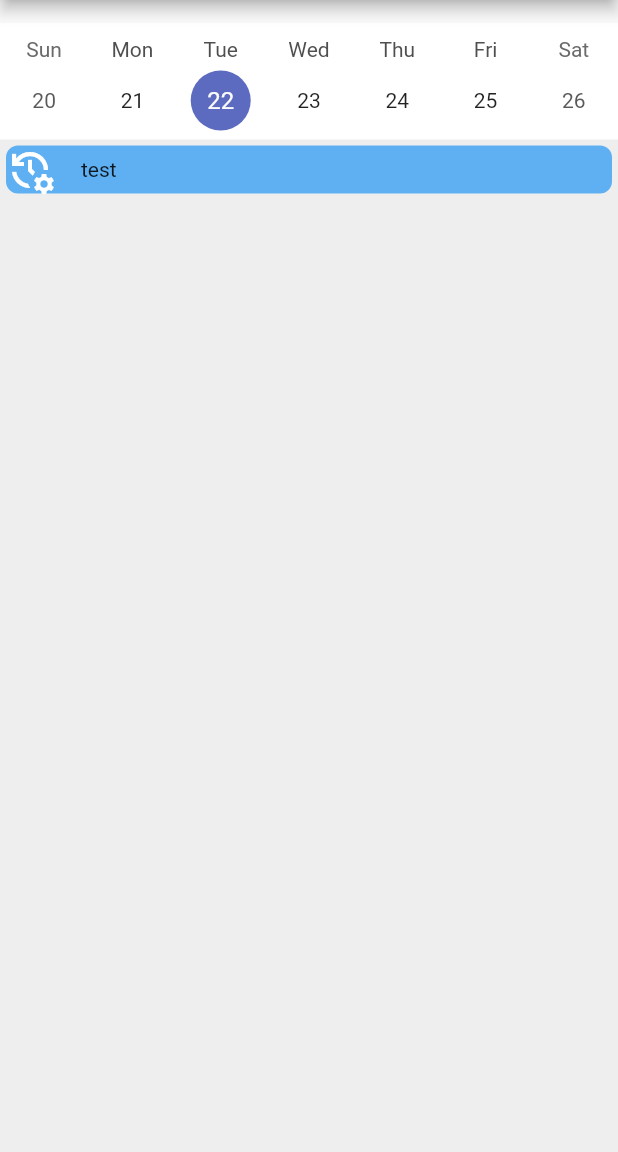
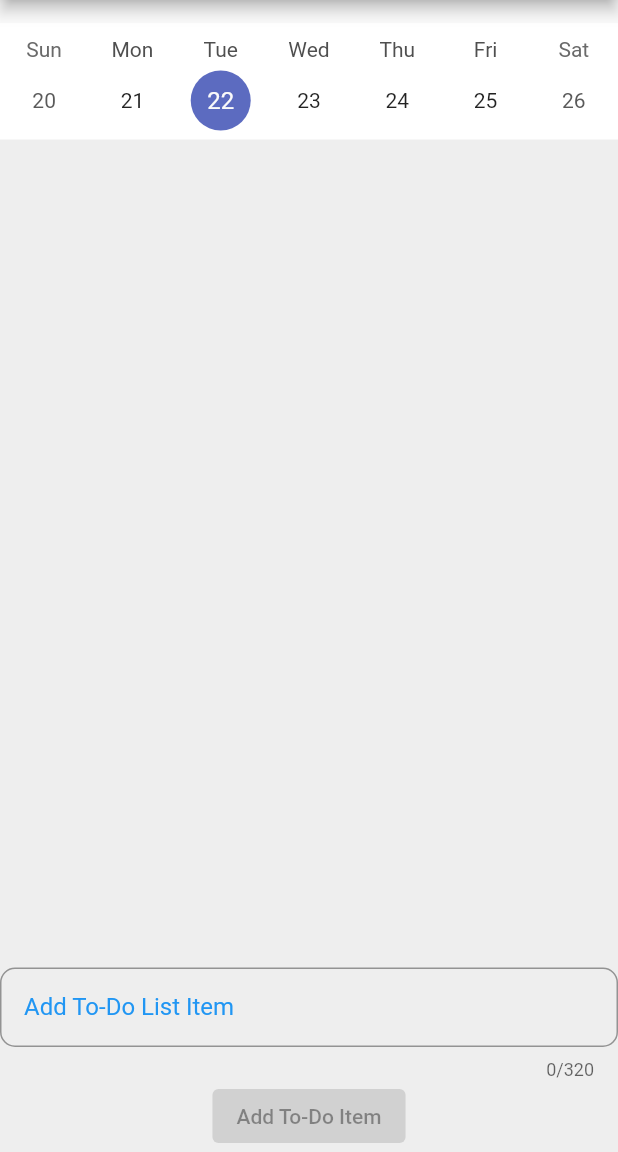
Before and after one commit to Innercord829/Rdp-todo-list-v1, a Flutter app: the screen it shows after launch, on a phone screen of 412 x 824 dp, the part 84-1236 px from its top. Run offline on Flutter 3.47's test engine with Material 2 defaults, Android fonts, the phone set to English and light mode, and no system bars; drawn by our look-alikes of table_calendar.

Commit message:
todolist v1

```diff
--- a/lib/screens/my_home_page.dart
+++ b/lib/screens/my_home_page.dart
@@ -13,13 +13,23 @@ class MyHomePage extends StatefulWidget {
 
 class _MyHomePageState extends State<MyHomePage> {
 
+
+  //table_calendar config
   CalendarFormat _calendarFormat = CalendarFormat.week;
   DateTime _focusDay = DateTime.now();
   DateTime _selectedDay = DateTime.now();
 
-  final List<String> tasks = <String>['test'];
+  final List<String> tasks = <String>[];
+  final List<bool> checkboxes = List.generate(8, (index) => false);
 
-  final List<bool> checkboxes = List.generate(8, (index) => false);
+  //removes keyboard after enter, or lost focus on text field
+  FocusNode _textFieldFocusNode = FocusNode();
+
+  TextEditingController nameController = TextEditingController();
+
+
+
+
 
 
 
@@ -97,6 +107,36 @@ class _MyHomePageState extends State<MyHomePage> {
                   },
                 )
               ),
+              Row(
+                children: [
+                  Expanded(
+                    child: Container(
+                      child: TextField(
+                        controller: nameController,
+                        focusNode: _textFieldFocusNode,
+                        style: TextStyle(fontSize: 18),
+                        maxLength: 320,
+                        decoration: InputDecoration(
+                          contentPadding: EdgeInsets.all(16),
+                          border: OutlineInputBorder(
+                            borderRadius: BorderRadius.circular(10),
+                          ),
+                          labelText: 'Add To-Do List Item',
+                          labelStyle: TextStyle(
+                            fontSize: 16,
+                            color: Colors.blue,
+                          ),
+                          hintText: 'Enter you tasks here'
+                        ),
+                      ),
+                    ),
+                  ),
+                ],
+              ),
+              ElevatedButton(
+                onPressed: null,
+                child: Text('Add To-Do Item')
+                )
             ],
           ),
         ),
```
